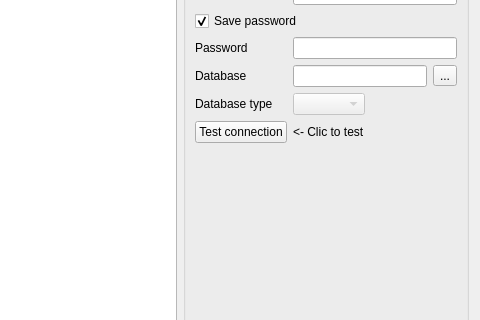
Qt form src/dialogs/dbdialog.ui (FrenchDilettante/dbmaster) before a commit; both pictures show x 120 to 600 and y 85 to 405 of the 600 by 568 pixel window.
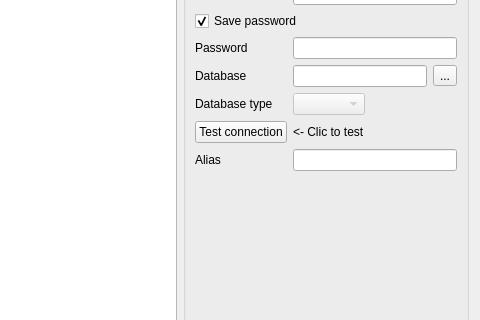
The same form after that commit. Icons and pictures are not drawn. Custom widgets are drawn as their Qt base class.

Commit message: Renommage alias connexion

Patch:
```diff
--- a/src/dialogs/dbdialog.ui
+++ b/src/dialogs/dbdialog.ui
@@ -150,6 +150,16 @@
         </property>
        </widget>
       </item>
+      <item row="7" column="0">
+       <widget class="QLabel" name="label">
+        <property name="text">
+         <string>Alias</string>
+        </property>
+       </widget>
+      </item>
+      <item row="7" column="1">
+       <widget class="QLineEdit" name="aliasEdit"/>
+      </item>
      </layout>
     </widget>
    </item>
```
The commit also changes 3 other files.
